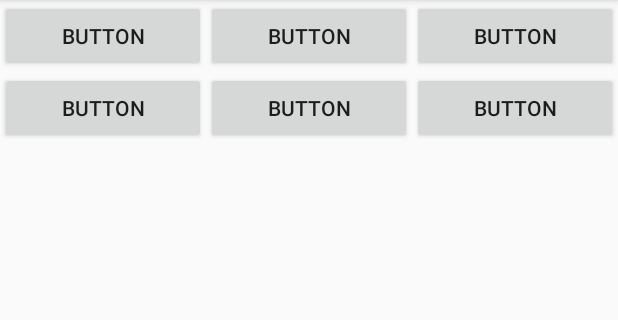
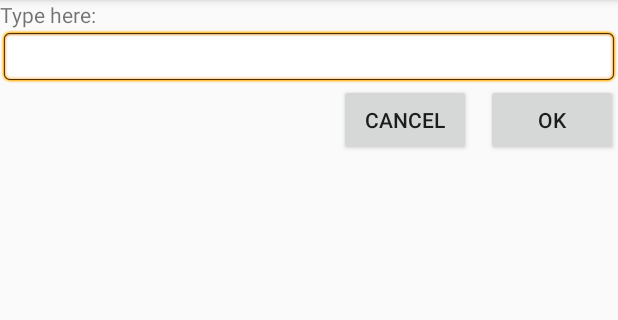
Before and after one commit to kakawkaization/android, an Android app: the screen it shows after launch (MainActivity), on a phone screen of 412 x 824 dp, the part 84-404 px from its top. Run offline under Robolectric (Android 15) with nearby library versions, the phone set to English and light mode, and no system bars.

Commit message:
lesson 7

```diff
--- a/build.gradle
+++ b/build.gradle
@@ -7,7 +7,7 @@ buildscript {
         jcenter()
     }
     dependencies {
-        classpath 'com.android.tools.build:gradle:3.1.4'
+        classpath 'com.android.tools.build:gradle:3.2.1'
 
 
         // NOTE: Do not place your application dependencies here; they belong
--- a/p0061_Layouts/src/main/java/com/example/p0061_layouts/MainActivity.java
+++ b/p0061_Layouts/src/main/java/com/example/p0061_layouts/MainActivity.java
@@ -8,6 +8,6 @@ public class MainActivity extends AppCompatActivity {
     @Override
     protected void onCreate(Bundle savedInstanceState) {
         super.onCreate(savedInstanceState);
-        setContentView(R.layout.activity_main);
+        setContentView(R.layout.rlayout);
     }
 }
--- /dev/null
+++ b/p0061_Layouts/src/main/res/layout/rlayout.xml
@@ -0,0 +1,35 @@
+<?xml version="1.0" encoding="utf-8"?>
+<RelativeLayout
+    xmlns:android="http://schemas.android.com/apk/res/android"
+    android:layout_width="match_parent"
+    android:layout_height="match_parent">
+    <TextView
+        android:id="@+id/label"
+        android:layout_width="match_parent"
+        android:layout_height="wrap_content"
+        android:text="Type here:">
+    </TextView>
+    <EditText
+        android:id="@+id/entry"
+        android:layout_width="match_parent"
+        android:layout_height="wrap_content"
+        android:layout_below="@+id/label"
+        android:background="@android:drawable/editbox_background">
+    </EditText>
+    <Button
+        android:id="@+id/ok"
+        android:layout_width="wrap_content"
+        android:layout_height="wrap_content"
+        android:layout_alignParentRight="true"
+        android:layout_below="@+id/entry"
+        android:layout_marginLeft="10dip"
+        android:text="OK">
+    </Button>
+    <Button
+        android:layout_width="wrap_content"
+        android:layout_height="wrap_content"
+        android:layout_alignTop="@+id/ok"
+        android:layout_toLeftOf="@+id/ok"
+        android:text="Cancel">
+    </Button>
+</RelativeLayout>
```
Also changed, not shown: gradle/wrapper/gradle-wrapper.properties.
